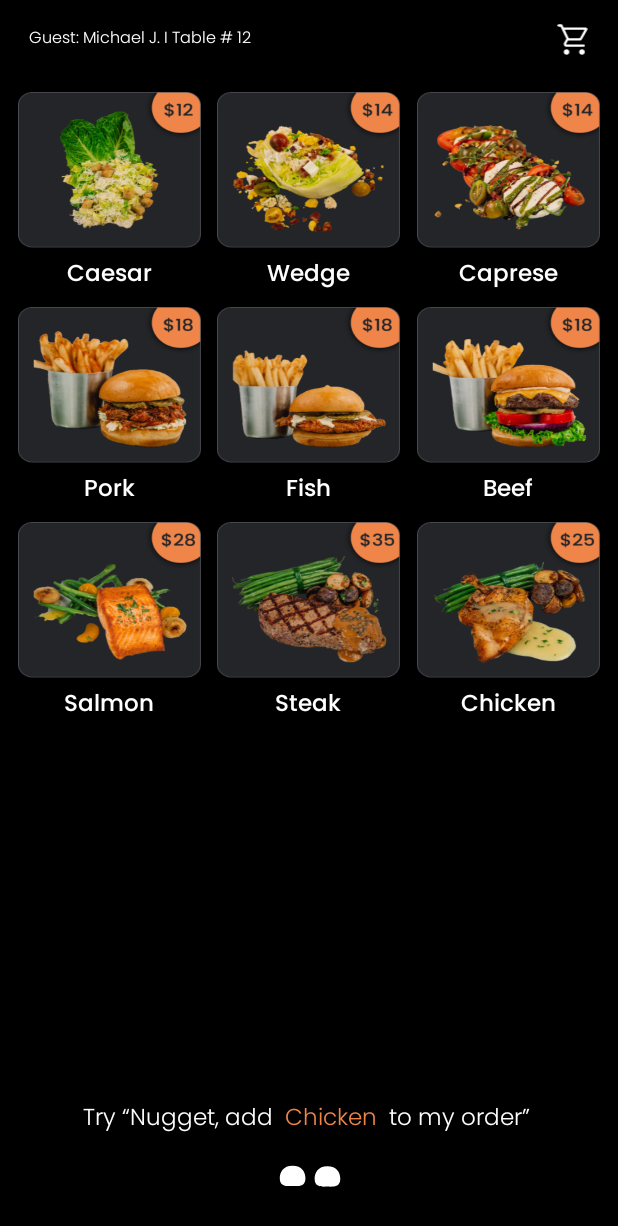
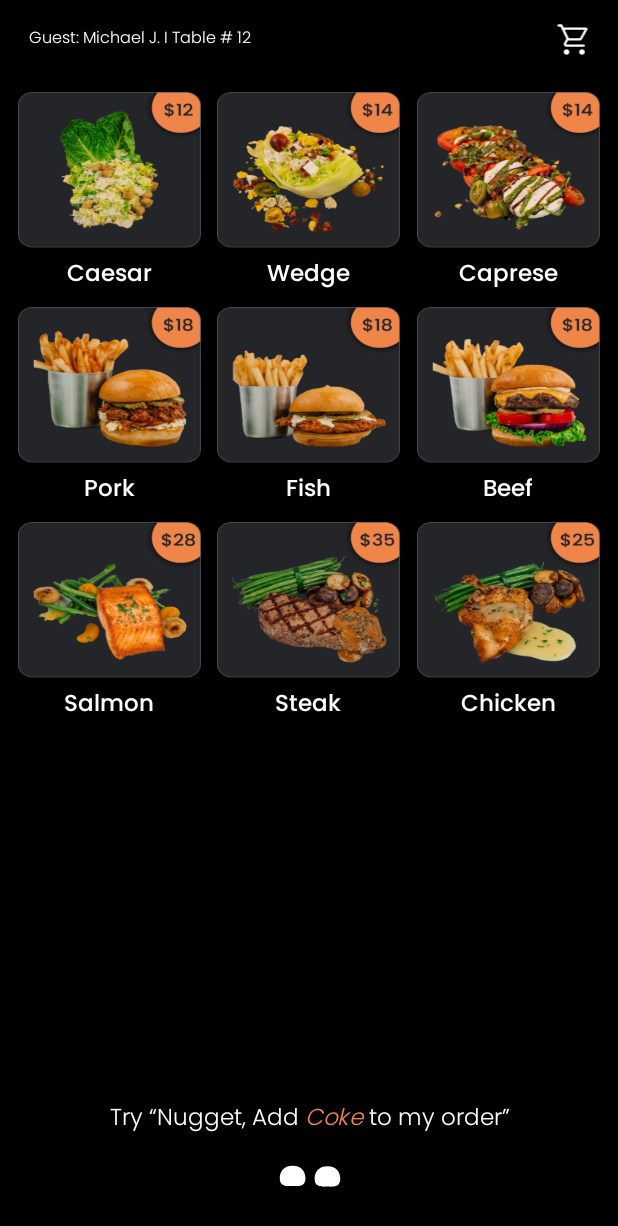
Before and after one commit to Mudassir-ops/teporaru_nugget, an Android app: the FoodMenuFragment screen opened through its navigation route, on a phone screen of 412 x 824 dp. Shown: the top 1226 px of the screen. Run offline under Robolectric (Android 15) with nearby library versions, the phone set to English and light mode, and no system bars; our stand-ins replace Dagger/Hilt's generated code, data binding, sdp/ssp sizes; 1 statement that could not run was skipped.

Commit message:
sounds and closing animations added and text format added

```diff
--- a/app/src/main/java/com/aioapp/nuggetmvp/ui/fragments/DrinkMenuFragment.kt
+++ b/app/src/main/java/com/aioapp/nuggetmvp/ui/fragments/DrinkMenuFragment.kt
@@ -17,6 +17,7 @@ import com.aioapp.nuggetmvp.adapters.FoodAdapter
 import com.aioapp.nuggetmvp.databinding.FragmentDrinkMenuBinding
 import com.aioapp.nuggetmvp.models.Food
 import com.aioapp.nuggetmvp.models.TextToResponseIntent
+import com.aioapp.nuggetmvp.utils.appextension.colorizeWordInSentence
 import com.aioapp.nuggetmvp.utils.appextension.handleNoneState
 import com.aioapp.nuggetmvp.utils.enum.IntentTypes
 import com.aioapp.nuggetmvp.utils.enum.MenuType
@@ -50,6 +51,7 @@ class DrinkMenuFragment : Fragment() {
         val drinkList = getDrinksList()
         val foodAdapter = FoodAdapter(context ?: return, drinkList) {}
         binding?.rvDrinks?.adapter = foodAdapter
+        binding?.tvBottomPrompt?.text = getString(R.string.try_add_coke_to_my_order).colorizeWordInSentence("Coke")
         binding?.bottomEyeAnim?.playAnimation()
         observeStates()
         observeNoneState()
--- a/app/src/main/java/com/aioapp/nuggetmvp/ui/fragments/FoodMenuFragment.kt
+++ b/app/src/main/java/com/aioapp/nuggetmvp/ui/fragments/FoodMenuFragment.kt
@@ -17,6 +17,7 @@ import com.aioapp.nuggetmvp.adapters.FoodAdapter
 import com.aioapp.nuggetmvp.databinding.FragmentFoodMenuBinding
 import com.aioapp.nuggetmvp.models.Food
 import com.aioapp.nuggetmvp.models.TextToResponseIntent
+import com.aioapp.nuggetmvp.utils.appextension.colorizeWordInSentence
 import com.aioapp.nuggetmvp.utils.appextension.handleNoneState
 import com.aioapp.nuggetmvp.utils.enum.IntentTypes
 import com.aioapp.nuggetmvp.utils.enum.MenuType
@@ -60,6 +61,7 @@ class FoodMenuFragment : Fragment() {
             }
         }
         binding.rvFood.adapter = foodAdapter
+        binding.tvBottomPrompt.text = getString(R.string.try_add_coke_to_my_order).colorizeWordInSentence("Coke")
         binding.bottomEyeAnim.playAnimation()
         observeStates()
         nuggetMainViewModel.itemResponseStates.observe(viewLifecycleOwner) { txtToResponse ->
--- a/app/src/main/java/com/aioapp/nuggetmvp/ui/fragments/NuggetIntroFragment.kt
+++ b/app/src/main/java/com/aioapp/nuggetmvp/ui/fragments/NuggetIntroFragment.kt
@@ -20,6 +20,7 @@ import androidx.navigation.fragment.findNavController
 import com.aioapp.nuggetmvp.R
 import com.aioapp.nuggetmvp.databinding.FragmentNuggetIntroBinding
 import com.aioapp.nuggetmvp.models.TextToResponseIntent
+import com.aioapp.nuggetmvp.utils.appextension.colorizeWordInSentence
 import com.aioapp.nuggetmvp.utils.appextension.handleNoneState
 import com.aioapp.nuggetmvp.utils.enum.MenuType
 import com.aioapp.nuggetmvp.viewmodels.NuggetMainViewModel
@@ -53,6 +54,7 @@ class NuggetIntroFragment : Fragment() {
         binding?.introAnimationView?.playAnimation()
         Handler(Looper.getMainLooper()).postDelayed({
             binding?.tvBottomPrompt?.visibility = View.VISIBLE
+            binding?.tvBottomPrompt?.text = getString(R.string.try_show_me_the_drinks_menu).colorizeWordInSentence("drinks menu")
             setAnimationOnTextView()
             if (mediaPlayer.isPlaying)
                 mediaPlayer.stop()
--- a/app/src/main/res/layout/activity_splash.xml
+++ b/app/src/main/res/layout/activity_splash.xml
@@ -62,7 +62,6 @@
             android:layout_marginBottom="@dimen/_50sdp"
             android:gravity="center"
             android:text="@string/hey_nugget_text"
-            android:textColor="@color/white"
             android:textSize="@dimen/_12ssp"
             android:textStyle="italic"
             app:layout_constraintBottom_toBottomOf="parent"
--- a/app/src/main/res/layout/fragment_drink_menu.xml
+++ b/app/src/main/res/layout/fragment_drink_menu.xml
@@ -42,7 +42,6 @@
             android:layout_marginHorizontal="@dimen/_20sdp"
             android:gravity="center"
             android:text="@string/try_add_coke_to_my_order"
-            android:textColor="@color/white"
             android:textSize="@dimen/_12ssp"
             app:layout_constraintBottom_toTopOf="@+id/bottom_eye_anim"
             app:layout_constraintEnd_toEndOf="@+id/rv_drinks"
--- a/app/src/main/res/layout/fragment_food_menu.xml
+++ b/app/src/main/res/layout/fragment_food_menu.xml
@@ -41,8 +41,7 @@
             android:layout_height="wrap_content"
             android:layout_marginHorizontal="@dimen/_20sdp"
             android:gravity="center"
-            android:text="@string/try_add_chicken_to_my_order"
-            android:textColor="@color/white"
+            android:text="@string/try_add_coke_to_my_order"
             android:textSize="@dimen/_12ssp"
             app:layout_constraintBottom_toTopOf="@+id/bottom_eye_anim"
             app:layout_constraintEnd_toEndOf="parent"
--- a/app/src/main/res/layout/fragment_nugget_intro.xml
+++ b/app/src/main/res/layout/fragment_nugget_intro.xml
@@ -101,11 +101,10 @@
             style="@style/textPoppinsLightItalic"
             android:layout_width="0dp"
             android:layout_height="wrap_content"
-            android:layout_marginHorizontal="@dimen/_45sdp"
+            android:layout_marginHorizontal="@dimen/_20sdp"
             android:layout_marginBottom="@dimen/_50sdp"
             android:gravity="center"
             android:text="@string/try_show_me_the_drinks_menu"
-            android:textColor="@color/white"
             android:textSize="@dimen/_12ssp"
             android:textStyle="italic"
             android:visibility="gone"
--- a/app/src/main/res/navigation/app_navigation.xml
+++ b/app/src/main/res/navigation/app_navigation.xml
@@ -148,7 +148,11 @@
         android:id="@+id/feedBackResponseFragment"
         android:name="com.aioapp.nuggetmvp.ui.fragments.FeedBackResponseFragment"
         android:label="FeedBackResponseFragment"
-        tools:layout="@layout/fragment_feed_back_response" />
+        tools:layout="@layout/fragment_feed_back_response" >
+        <action
+            android:id="@+id/action_feedBackResponseFragment_to_closingFragment"
+            app:destination="@id/closingFragment" />
+    </fragment>
     <fragment
         android:id="@+id/desertCarouselFragment"
         android:name="com.aioapp.nuggetmvp.ui.fragments.DesertCarouselFragment"
@@ -158,6 +162,11 @@
             android:id="@+id/action_desertCarouselFragment_to_paymentFragment"
             app:destination="@id/paymentFragment" />
     </fragment>
+    <fragment
+        android:id="@+id/closingFragment"
+        tools:layout="@layout/fragment_closing"
+        android:name="com.aioapp.nuggetmvp.ui.fragments.ClosingFragment"
+        android:label="ClosingFragment" />
 
 
 </navigation>
--- a/app/src/main/res/values/strings.xml
+++ b/app/src/main/res/values/strings.xml
@@ -1,14 +1,10 @@
 <resources>
     <string name="app_name">Nugget MVP</string>
-    <string name="hey_nugget_text"><font color="#FFFFFFFF">Say “</font> <font color="#EF8549">Hey Nugget</font><font color="#FFFFFFFF">
-        ” to wake me up
-    </font></string>
+    <string name="hey_nugget_text">Say “Hey Nugget” to wake me up</string>
     <!-- TODO: Remove or change this placeholder text -->
     <string name="hello_blank_fragment">Hello blank fragment</string>
     <string name="your_server_for_the_day">Your server for the day</string>
-    <string name="try_show_me_the_drinks_menu"><font color="#FFFFFFFF">Try “Nugget, Show me the</font> <font color="#EF8549">&#160;drinks menu</font><font color="#FFFFFFFF">
-        ”
-    </font></string>
+    <string name="try_show_me_the_drinks_menu">Try “Nugget, Show me the drinks menu”</string>
     <string name="try_add_martini_to_my_order"><font color="#FFFFFFFF">Try “Nugget, add</font> <font color="#EF8549">&#160;Martini</font><font color="#FFFFFFFF">
         &#160;to my order”
     </font></string>
@@ -16,9 +12,7 @@
     <string name="added_to_your_order">&#160;added to your order</string>
     <string name="your_order">Your Order</string>
     <string name="say_nugget_confirm_my_order">Say “Nugget, confirm my order”</string>
-    <string name="try_add_coke_to_my_order"><font color="#FFFFFFFF">Try “Nugget, Add</font> <font color="#EF8549">&#160;Coke</font><font color="#FFFFFFFF">
-        &#160;to my order”
-    </font></string>
+    <string name="try_add_coke_to_my_order">Try “Nugget, Add Coke to my order”</string>
     <string name="try_add_mojito_to_my_order"><font color="#FFFFFFFF">Try “Nugget, add</font> <font color="#EF8549">&#160;Mojito</font><font color="#FFFFFFFF">
         &#160;to my order”
     </font></string>
@@ -43,7 +37,7 @@
     <string name="meh">Meh</string>
     <string name="hated_it">Hated it</string>
     <string name="transcripitng">Transcripitng...</string>
-    <string name="listening">Listening</string>
+    <string name="listening">Listening...</string>
     <string name="tap_to_pay">Tap to pay</string>
     <string name="processing">Processing</string>
     <string name="payment_successful">Payment Successful</string>
```
Also changed, not shown: app/src/main/java/com/aioapp/nuggetmvp/ui/SplashActivity.kt (+15 -3 lines), app/src/main/java/com/aioapp/nuggetmvp/ui/fragments/DesertCarouselFragment.kt (+10 -2 lines), app/src/main/java/com/aioapp/nuggetmvp/ui/fragments/FeedBackResponseFragment.kt (+20 -0 lines), app/src/main/java/com/aioapp/nuggetmvp/ui/fragments/RefillFragment.kt (+10 -2 lines), 1 other file.
